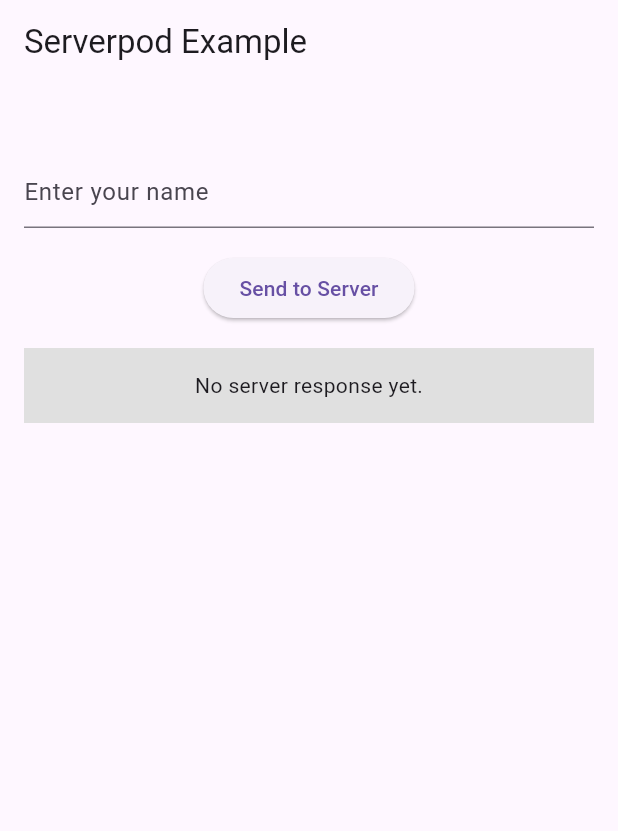
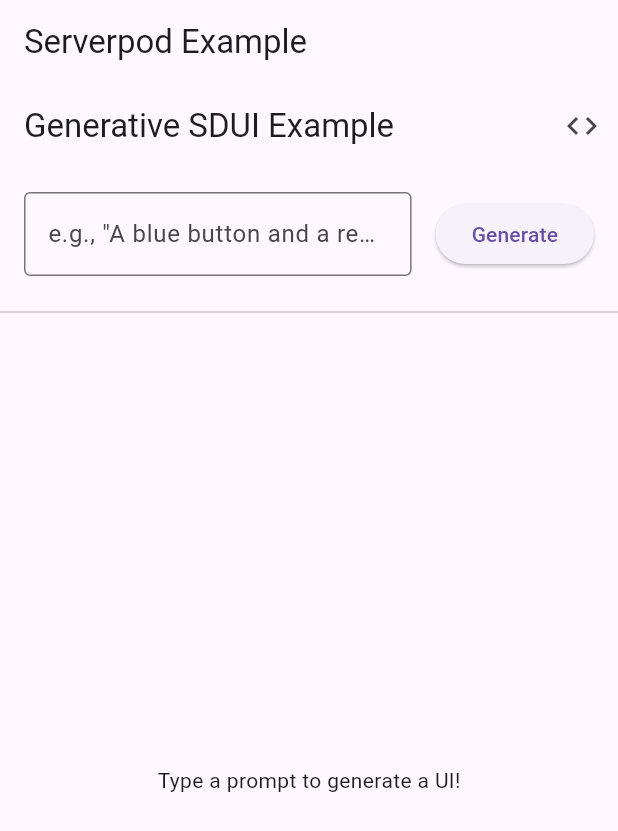
Before and after one commit to vicajilau/Flutter-Generative-SDUI, a Flutter app: the screen it shows after launch, on a phone screen of 412 x 824 dp. Shown: the top 831 px of the screen. Run offline on Flutter 3.47's test engine with Material 3 defaults, Android fonts, the phone set to English and light mode, and no system bars; missing offline and left inert: serverpod, serverpod_auth_core_client, serverpod_auth_core_server, serverpod_auth_idp_client, serverpod_auth_idp_flutter, serverpod_auth_idp_server and 2 more; statements that could not run were skipped.

Commit message:
feat: implement SDUI generation service and integrate with client and server protocols

```diff
--- a/gsdui_client/lib/src/protocol/client.dart
+++ b/gsdui_client/lib/src/protocol/client.dart
@@ -17,7 +17,8 @@
 import 'package:serverpod_auth_core_client/serverpod_auth_core_client.dart'
     as _i4;
 import 'package:gsdui_client/src/protocol/greetings/greeting.dart' as _i5;
-import 'protocol.dart' as _i6;
+import 'package:gsdui_client/src/protocol/sdui/generated_widget.dart' as _i6;
+import 'protocol.dart' as _i7;
 
 /// By extending [EmailIdpBaseEndpoint], the email identity provider endpoints
 /// are made available on the server and enable the corresponding sign-in widget
@@ -258,6 +259,22 @@
       );
 }
 
+/// {@category Endpoint}
+class EndpointSdui extends _i2.EndpointRef {
+  EndpointSdui(_i2.EndpointCaller caller) : super(caller);
+
+  @override
+  String get name => 'sdui';
+
+  /// Generates a dynamic UI based on the user's prompt using Gemini
+  _i3.Future<_i6.GeneratedWidget> generateUi(String prompt) =>
+      caller.callServerEndpoint<_i6.GeneratedWidget>(
+        'sdui',
+        'generateUi',
+        {'prompt': prompt},
+      );
+}
+
 class Modules {
   Modules(Client client) {
     serverpod_auth_idp = _i1.Caller(client);
@@ -289,7 +306,7 @@
     bool? disconnectStreamsOnLostInternetConnection,
   }) : super(
          host,
-         _i6.Protocol(),
+         _i7.Protocol(),
          securityContext: securityContext,
          streamingConnectionTimeout: streamingConnectionTimeout,
          connectionTimeout: connectionTimeout,
@@ -301,6 +318,7 @@
     emailIdp = EndpointEmailIdp(this);
     jwtRefresh = EndpointJwtRefresh(this);
     greeting = EndpointGreeting(this);
+    sdui = EndpointSdui(this);
     modules = Modules(this);
   }
 
@@ -310,6 +328,8 @@
 
   late final EndpointGreeting greeting;
 
+  late final EndpointSdui sdui;
+
   late final Modules modules;
 
   @override
@@ -317,6 +337,7 @@
     'emailIdp': emailIdp,
     'jwtRefresh': jwtRefresh,
     'greeting': greeting,
+    'sdui': sdui,
   };
 
   @override
--- a/gsdui_flutter/lib/main.dart
+++ b/gsdui_flutter/lib/main.dart
@@ -3,7 +3,7 @@
 import 'package:serverpod_flutter/serverpod_flutter.dart';
 import 'package:serverpod_auth_idp_flutter/serverpod_auth_idp_flutter.dart';
 
-import 'screens/greetings_screen.dart';
+import 'screens/sdui_demo_screen.dart';
 
 /// Sets up a global client object that can be used to talk to the server from
 /// anywhere in our app. The client is generated from your server code
@@ -61,7 +61,7 @@
   Widget build(BuildContext context) {
     return Scaffold(
       appBar: AppBar(title: Text(title)),
-      body: const GreetingsScreen(),
+      body: const SduiDemoScreen(),
       // To test authentication in this example app, uncomment the line below
       // and comment out the line above. This wraps the GreetingsScreen with a
       // SignInScreen, which automatically shows a sign-in UI when the user is
--- /dev/null
+++ b/gsdui_flutter/lib/screens/sdui_demo_screen.dart
@@ -0,0 +1,157 @@
+import 'dart:convert';
+import 'package:flutter/material.dart';
+import '../../main.dart'; // To access the global 'client' object
+import '../sdui/sdui_engine.dart';
+
+class SduiDemoScreen extends StatefulWidget {
+  const SduiDemoScreen({super.key});
+
+  @override
+  State<SduiDemoScreen> createState() => _SduiDemoScreenState();
+}
+
+class _SduiDemoScreenState extends State<SduiDemoScreen> {
+  final TextEditingController _promptController = TextEditingController();
+  bool _isLoading = false;
+  Map<String, dynamic>? _generatedSchema;
+  String? _errorMessage;
+  String? _rawJson;
+  bool _showRawJson = false;
+
+  Future<void> _generateUi() async {
+    final prompt = _promptController.text.trim();
+    if (prompt.isEmpty) return;
+
+    setState(() {
+      _isLoading = true;
+      _errorMessage = null;
+    });
+
+    try {
+      final response = await client.sdui.generateUi(prompt);
+
+      try {
+        final decodedMap = jsonDecode(response.jsonSchema);
+        setState(() {
+          _generatedSchema = decodedMap;
+          _rawJson = response.jsonSchema;
+        });
+      } catch (e) {
+        setState(() {
+          _errorMessage = 'Failed to parse JSON: $e\n\nRaw response:\n${response.jsonSchema}';
+        });
+      }
+    } catch (e) {
+      setState(() {
+        _errorMessage = 'Failed to connect to server: $e';
+      });
+    } finally {
+      setState(() {
+        _isLoading = false;
+      });
+    }
+  }
+
+  @override
+  void dispose() {
+    _promptController.dispose();
+    super.dispose();
+  }
+
+  @override
+  Widget build(BuildContext context) {
+    return Scaffold(
+      appBar: AppBar(
+        title: const Text('Generative SDUI Example'),
+        actions: [
+          IconButton(
+            icon: Icon(_showRawJson ? Icons.code_off : Icons.code),
+            tooltip: 'Toggle Raw JSON View',
+            onPressed: () {
+              setState(() {
+                _showRawJson = !_showRawJson;
+              });
+            },
+          )
+        ],
+      ),
+      body: Column(
+        children: [
+          // Input Section
+          Padding(
+            padding: const EdgeInsets.all(16.0),
+            child: Row(
+              children: [
+                Expanded(
+                  child: TextField(
+                    controller: _promptController,
+                    decoration: const InputDecoration(
+                      hintText: 'e.g., "A blue button and a red text saying hello"',
+                      border: OutlineInputBorder(),
+                    ),
+                    onSubmitted: (_) => _generateUi(),
+                  ),
+                ),
+                const SizedBox(width: 16),
+                ElevatedButton(
+                  onPressed: _isLoading ? null : _generateUi,
+                  child: _isLoading
+                      ? const SizedBox(
+                          width: 24,
+                          height: 24,
+                          child: CircularProgressIndicator(),
+                        )
+                      : const Text('Generate'),
+                ),
+              ],
+            ),
+          ),
+          const Divider(),
+          // Result Section
+          Expanded(
+            child: _errorMessage != null
+                ? Padding(
+                    padding: const EdgeInsets.all(16.0),
+                    child: Text(
+                      _errorMessage!,
+                      style: const TextStyle(color: Colors.red),
+                    ),
+                  )
+                : _isLoading
+                    ? const Center(
+                        child: Column(
+                          mainAxisAlignment: MainAxisAlignment.center,
+                          children: [
+                            CircularProgressIndicator(),
+                            SizedBox(height: 16),
+                            Text('Thinking... (This can take a few seconds)'),
+                          ],
+                        ),
+                      )
+                    : _generatedSchema == null
+                        ? const Center(
+                            child: Text('Type a prompt to generate a UI!'),
+                          )
+                        : _showRawJson
+                            ? SingleChildScrollView(
+                                padding: const EdgeInsets.all(16),
+                                child: Text(_rawJson ?? ''),
+                              )
+                            : Center(
+                                child: Container(
+                                  decoration: BoxDecoration(
+                                    border: Border.all(color: Colors.grey.shade300),
+                                    borderRadius: BorderRadius.circular(8),
+                                  ),
+                                  margin: const EdgeInsets.all(16),
+                                  child: SingleChildScrollView(
+                                    child: SduiEngine.buildWidget(_generatedSchema),
+                                  ),
+                                ),
+                              ),
+          ),
+        ],
+      ),
+    );
+  }
+}
--- /dev/null
+++ b/gsdui_server/lib/src/sdui/generated_widget.spy.yaml
@@ -0,0 +1,4 @@
+class: GeneratedWidget
+fields:
+  ### The raw JSON string generated by the AI
+  jsonSchema: String
--- a/gsdui_server/pubspec.yaml
+++ b/gsdui_server/pubspec.yaml
@@ -9,6 +9,7 @@
 resolution: workspace
 
 dependencies:
+  http: ^1.6.0
   serverpod: 3.4.6
   serverpod_auth_idp_server: 3.4.6
 
```
Also changed, not shown: gsdui_client/lib/src/protocol/protocol.dart (+24 -10 lines), gsdui_client/lib/src/protocol/sdui/generated_widget.dart (added, +58 -0 lines), gsdui_flutter/lib/sdui/sdui_engine.dart (added, +163 -0 lines), gsdui_server/lib/src/sdui/gemini_service.dart (added, +110 -0 lines), gsdui_server/lib/src/sdui/sdui_endpoint.dart (added, +27 -0 lines), gsdui_server/lib/src/generated/endpoints.dart, gsdui_server/lib/src/generated/protocol.dart, gsdui_server/lib/src/generated/protocol.yaml, gsdui_server/lib/src/generated/sdui/generated_widget.dart (added), 1 other file.
